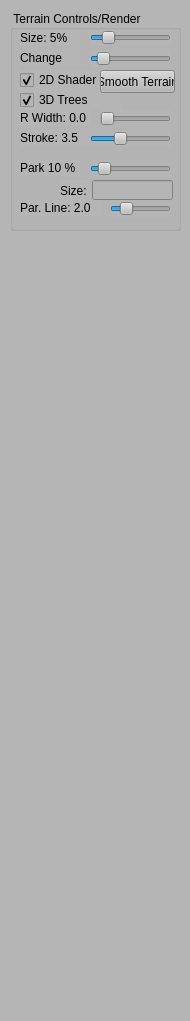
First picture: the form in FBCDesigner/ControlWidget.ui, repository gnishida/FBCDesigner, before the edit.
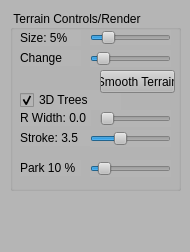
Second picture: the form after the edit.

The edit to the form file:
```diff
--- a/FBCDesigner/ControlWidget.ui
+++ b/FBCDesigner/ControlWidget.ui
@@ -7,7 +7,7 @@
     <x>0</x>
     <y>0</y>
     <width>190</width>
-    <height>1021</height>
+    <height>252</height>
    </rect>
   </property>
   <property name="minimumSize">
@@ -26,7 +26,7 @@
       <x>10</x>
       <y>10</y>
       <width>171</width>
-      <height>221</height>
+      <height>181</height>
      </rect>
     </property>
     <property name="title">
@@ -111,22 +111,6 @@
       <enum>Qt::Horizontal</enum>
      </property>
     </widget>
-    <widget class="QCheckBox" name="terrain_2DShader">
-     <property name="geometry">
-      <rect>
-       <x>10</x>
-       <y>60</y>
-       <width>111</width>
-       <height>20</height>
-      </rect>
-     </property>
-     <property name="text">
-      <string>2D Shader</string>
-     </property>
-     <property name="checked">
-      <bool>true</bool>
-     </property>
-    </widget>
     <widget class="QLabel" name="render_2DroadsStrokeLabel">
      <property name="geometry">
       <rect>
@@ -251,44 +235,6 @@
       <bool>true</bool>
      </property>
     </widget>
-    <widget class="QLabel" name="render_2DparcelLineLabel">
-     <property name="geometry">
-      <rect>
-       <x>10</x>
-       <y>190</y>
-       <width>81</width>
-       <height>16</height>
-      </rect>
-     </property>
-     <property name="text">
-      <string>Par. Line: 2.0</string>
-     </property>
-    </widget>
-    <widget class="QSlider" name="render_2DparcelLineSlider">
-     <property name="geometry">
-      <rect>
-       <x>100</x>
-       <y>190</y>
-       <width>61</width>
-       <height>17</height>
-      </rect>
-     </property>
-     <property name="maximumSize">
-      <size>
-       <width>16777215</width>
-       <height>17</height>
-      </size>
-     </property>
-     <property name="maximum">
-      <number>100</number>
-     </property>
-     <property name="value">
-      <number>20</number>
-     </property>
-     <property name="orientation">
-      <enum>Qt::Horizontal</enum>
-     </property>
-    </widget>
     <widget class="QPushButton" name="terrain_smooth">
      <property name="geometry">
       <rect>
@@ -302,29 +248,6 @@
       <string>Smooth Terrain</string>
      </property>
     </widget>
-    <widget class="QLineEdit" name="lineEditMaxBlockSizeForPark">
-     <property name="geometry">
-      <rect>
-       <x>82</x>
-       <y>170</y>
-       <width>81</width>
-       <height>20</height>
-      </rect>
-     </property>
-    </widget>
-    <widget class="QLabel" name="label_15">
-     <property name="geometry">
-      <rect>
-       <x>50</x>
-       <y>170</y>
-       <width>31</width>
-       <height>21</height>
-      </rect>
-     </property>
-     <property name="text">
-      <string>Size:</string>
-     </property>
-    </widget>
    </widget>
   </widget>
  </widget>
```
Left out of the diff: 2 changed lines with no effect on the pictures.
